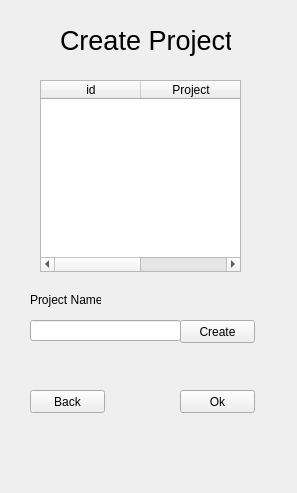
Above: src/forms/ProjectForm.ui from GanjelaMJ98/maiSpecificationMaker before the change. Below: the same form after it.
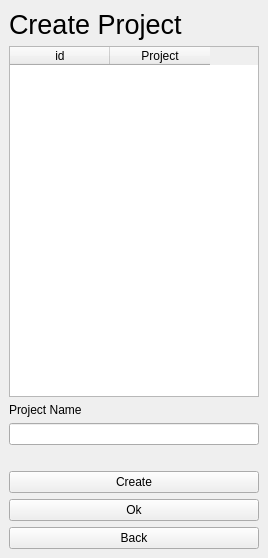
That is the form after the change.

Patch:
```diff
--- a/src/forms/ProjectForm.ui
+++ b/src/forms/ProjectForm.ui
@@ -6,46 +6,17 @@
    <rect>
     <x>0</x>
     <y>0</y>
-    <width>297</width>
-    <height>493</height>
+    <width>268</width>
+    <height>558</height>
    </rect>
   </property>
   <property name="windowTitle">
    <string>MainWindow</string>
   </property>
   <widget class="QWidget" name="centralwidget">
-   <widget class="QLineEdit" name="Project_name_text">
-    <property name="geometry">
-     <rect>
-      <x>30</x>
-      <y>320</y>
-      <width>151</width>
-      <height>21</height>
-     </rect>
-    </property>
-   </widget>
-   <widget class="QPushButton" name="Create_Button">
-    <property name="geometry">
-     <rect>
-      <x>180</x>
-      <y>320</y>
-      <width>75</width>
-      <height>23</height>
-     </rect>
-    </property>
-    <property name="text">
-     <string>Create</string>
-    </property>
-   </widget>
+   <layout class="QVBoxLayout" name="verticalLayout">
+    <item>
    <widget class="QLabel" name="H1">
-    <property name="geometry">
-     <rect>
-      <x>60</x>
-      <y>20</y>
-      <width>171</width>
-      <height>41</height>
-     </rect>
-    </property>
     <property name="font">
      <font>
       <pointsize>20</pointsize>
@@ -55,78 +26,60 @@
      <string>Create Project</string>
     </property>
    </widget>
+    </item>
+    <item>
+     <widget class="QTableWidget" name="table">
+      <column>
+       <property name="text">
+        <string>id</string>
+       </property>
+      </column>
+      <column>
+       <property name="text">
+        <string>Project</string>
+       </property>
+      </column>
+     </widget>
+    </item>
+    <item>
    <widget class="QLabel" name="H2">
-    <property name="geometry">
-     <rect>
-      <x>30</x>
-      <y>290</y>
-      <width>71</width>
-      <height>20</height>
-     </rect>
-    </property>
     <property name="text">
      <string>Project Name</string>
     </property>
    </widget>
-   <widget class="QPushButton" name="Back_Button">
-    <property name="geometry">
-     <rect>
-      <x>30</x>
-      <y>390</y>
-      <width>75</width>
-      <height>23</height>
-     </rect>
-    </property>
-    <property name="text">
-     <string>Back</string>
-    </property>
-   </widget>
+    </item>
+    <item>
+     <widget class="QLineEdit" name="Project_name_text"/>
+    </item>
+    <item>
    <widget class="QLabel" name="Error_lable">
-    <property name="geometry">
-     <rect>
-      <x>10</x>
-      <y>180</y>
-      <width>311</width>
-      <height>21</height>
-     </rect>
-    </property>
     <property name="text">
      <string/>
     </property>
    </widget>
-   <widget class="QTableWidget" name="table">
-    <property name="geometry">
-     <rect>
-      <x>40</x>
-      <y>80</y>
-      <width>201</width>
-      <height>192</height>
-     </rect>
-    </property>
-    <column>
+    </item>
+    <item>
+     <widget class="QPushButton" name="Create_Button">
      <property name="text">
-      <string>id</string>
-     </property>
-    </column>
-    <column>
-     <property name="text">
-      <string>Project</string>
-     </property>
-    </column>
-   </widget>
+       <string>Create</string>
+      </property>
+     </widget>
+    </item>
+    <item>
    <widget class="QPushButton" name="Ok_Button">
-    <property name="geometry">
-     <rect>
-      <x>180</x>
-      <y>390</y>
-      <width>75</width>
-      <height>23</height>
-     </rect>
-    </property>
     <property name="text">
      <string>Ok</string>
     </property>
    </widget>
+    </item>
+    <item>
+     <widget class="QPushButton" name="Back_Button">
+      <property name="text">
+       <string>Back</string>
+      </property>
+     </widget>
+    </item>
+   </layout>
   </widget>
  </widget>
  <resources/>
```
Lines whose indentation alone changed are shown as unchanged.
